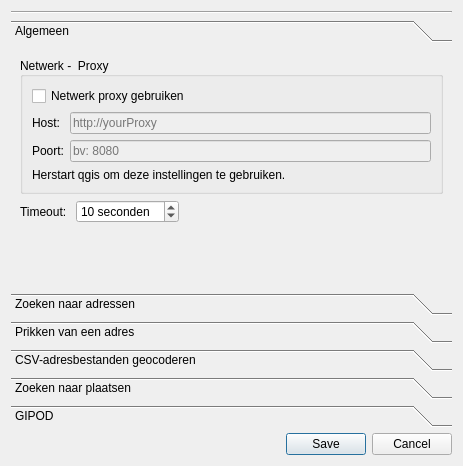
Above: ui_geopunt4QgisSettings.ui from warrieka/geopunt4Qgis before the change. Below: the same form after it.
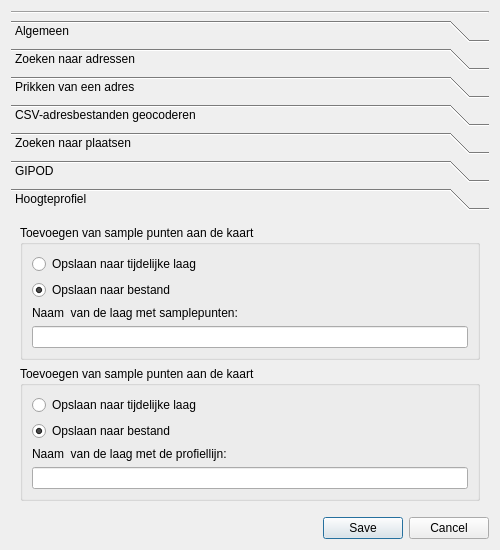
That is the form after the change. The open tabs and pages were chosen to show the change. Icons and pictures are not drawn.

Commit message: add setting for elevation

Diff of the .ui file:
```diff
--- a/ui_geopunt4QgisSettings.ui
+++ b/ui_geopunt4QgisSettings.ui
@@ -6,8 +6,8 @@
    <rect>
     <x>0</x>
     <y>0</y>
-    <width>463</width>
-    <height>466</height>
+    <width>500</width>
+    <height>550</height>
    </rect>
   </property>
   <property name="minimumSize">
@@ -41,8 +41,8 @@
        <rect>
         <x>0</x>
         <y>0</y>
-        <width>445</width>
-        <height>244</height>
+        <width>482</width>
+        <height>300</height>
        </rect>
       </property>
       <attribute name="icon">
@@ -585,6 +585,114 @@
        </item>
       </layout>
      </widget>
+     <widget class="QWidget" name="elevationTab">
+      <attribute name="icon">
+       <iconset resource="resources.qrc">
+        <normaloff>:/plugins/geopunt4Qgis/images/geopuntElevationSmall.png</normaloff>:/plugins/geopunt4Qgis/images/geopuntElevationSmall.png</iconset>
+      </attribute>
+      <attribute name="label">
+       <string>Hoogteprofiel</string>
+      </attribute>
+      <layout class="QVBoxLayout" name="verticalLayout_16">
+       <item>
+        <widget class="QGroupBox" name="add2mapBox_6">
+         <property name="title">
+          <string>Toevoegen van sample punten aan de kaart</string>
+         </property>
+         <layout class="QVBoxLayout" name="verticalLayout_14">
+          <item>
+           <widget class="QRadioButton" name="samplesSaveMemoryChk">
+            <property name="text">
+             <string>Opslaan naar tijdelijke laag</string>
+            </property>
+            <property name="checked">
+             <bool>false</bool>
+            </property>
+           </widget>
+          </item>
+          <item>
+           <widget class="QRadioButton" name="samplesSavetoFileChk">
+            <property name="enabled">
+             <bool>true</bool>
+            </property>
+            <property name="text">
+             <string>Opslaan naar bestand </string>
+            </property>
+            <property name="checked">
+             <bool>true</bool>
+            </property>
+           </widget>
+          </item>
+          <item>
+           <widget class="QLabel" name="label_8">
+            <property name="text">
+             <string>Naam  van de laag met samplepunten:</string>
+            </property>
+           </widget>
+          </item>
+          <item>
+           <widget class="QLineEdit" name="sampleLayerTxt"/>
+          </item>
+         </layout>
+        </widget>
+       </item>
+       <item>
+        <widget class="QGroupBox" name="add2mapBox_7">
+         <property name="title">
+          <string>Toevoegen van sample punten aan de kaart</string>
+         </property>
+         <layout class="QVBoxLayout" name="verticalLayout_15">
+          <item>
+           <widget class="QRadioButton" name="profileLineSaveMemoryChk">
+            <property name="text">
+             <string>Opslaan naar tijdelijke laag</string>
+            </property>
+            <property name="checked">
+             <bool>false</bool>
+            </property>
+           </widget>
+          </item>
+          <item>
+           <widget class="QRadioButton" name="profileLineSavetoFileChk">
+            <property name="enabled">
+             <bool>true</bool>
+            </property>
+            <property name="text">
+             <string>Opslaan naar bestand </string>
+            </property>
+            <property name="checked">
+             <bool>true</bool>
+            </property>
+           </widget>
+          </item>
+          <item>
+           <widget class="QLabel" name="label_9">
+            <property name="text">
+             <string>Naam  van de laag met de profiellijn:</string>
+            </property>
+           </widget>
+          </item>
+          <item>
+           <widget class="QLineEdit" name="profileLineLayerTxt"/>
+          </item>
+         </layout>
+        </widget>
+       </item>
+       <item>
+        <spacer name="verticalSpacer_6">
+         <property name="orientation">
+          <enum>Qt::Vertical</enum>
+         </property>
+         <property name="sizeHint" stdset="0">
+          <size>
+           <width>20</width>
+           <height>40</height>
+          </size>
+         </property>
+        </spacer>
+       </item>
+      </layout>
+     </widget>
     </widget>
    </item>
    <item>
```
Left out of the diff: 40 changed lines with no effect on the pictures. The commit also changes 8 other files.
